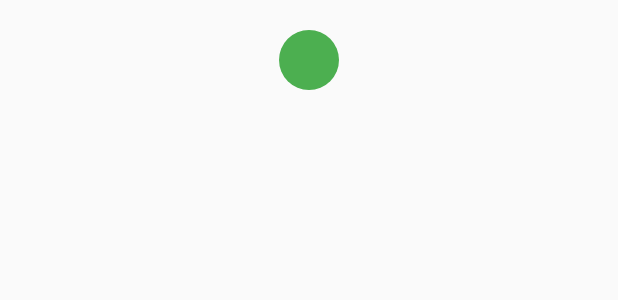
After one commit to udiboy1209/MoodI, an Android app: the layout widget_tab_view.xml on its own in the app's theme, with its tools: preview values and no code run, on a phone screen of 412 x 824 dp. The commit adds this screen. Shown: the top 300 px of the screen. Run offline under Robolectric (Android 15) with nearby library versions, the phone set to English and light mode, and no system bars.

Commit message:
Event list UI setup

```diff
--- /dev/null
+++ b/app/src/main/res/layout/widget_tab_view.xml
@@ -0,0 +1,16 @@
+<?xml version="1.0" encoding="utf-8"?>
+<LinearLayout xmlns:android="http://schemas.android.com/apk/res/android"
+    android:orientation="vertical" android:layout_width="match_parent"
+    android:layout_height="match_parent">
+    <ImageView
+        android:layout_width="wrap_content"
+        android:layout_height="wrap_content"
+        android:layout_marginTop="20dp"
+        android:layout_marginBottom="20dp"
+        android:src="@drawable/list_icon_compi"
+        android:layout_gravity="center"/>
+    <android.support.design.widget.TabLayout
+        android:id="@+id/widget_tab_layout"
+        android:layout_width="fill_parent"
+        android:layout_height="wrap_content"/>
+</LinearLayout>
--- a/app/src/main/res/values/fragment_main.xml
+++ b/app/src/main/res/values/fragment_main.xml
@@ -12,5 +12,6 @@
         <item name="android:background">#FFF</item>
         <item name="android:textSize">18sp</item>
         <item name="android:textColor">#000</item>
+        <item name="android:onClick">gotoEventList</item>
     </style>
 </resources>
```
Also changed, not shown: app/src/main/java/org/iitb/moodi/ui/activity/MainActivity.java (+8 -0 lines), app/src/main/java/org/iitb/moodi/ui/fragment/EventListFragment.java (+104 -1 lines), app/src/main/res/layout/fragment_event_list.xml (+3 -15 lines).
